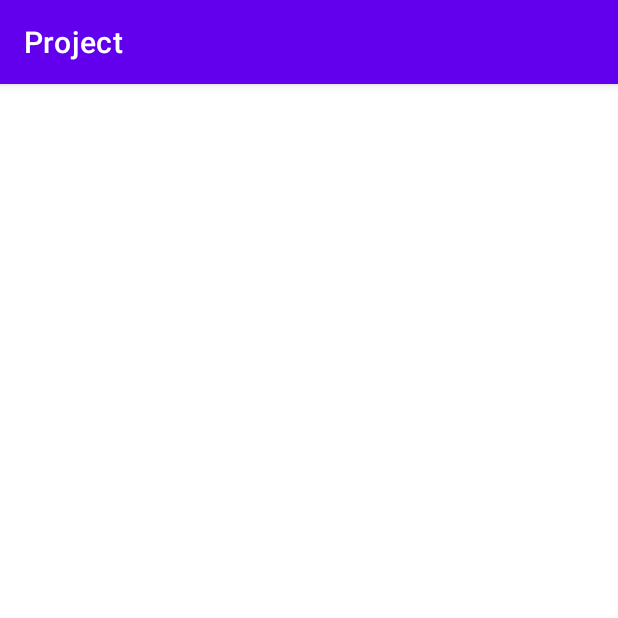
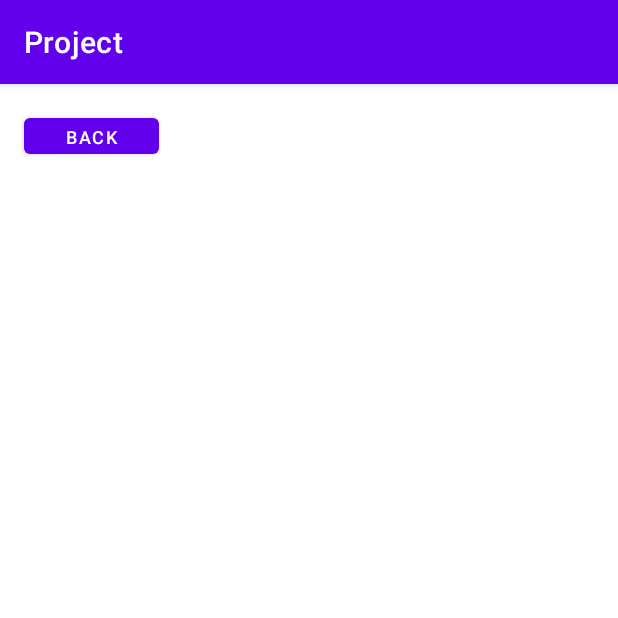
Before and after one commit to Amir228322/Project, an Android app: the opening_main_activity screen opened directly, with no data from a screen before it, on a phone screen of 412 x 824 dp, the top half of it. Run offline under Robolectric (Android 15) with nearby library versions, the phone set to English and light mode, and no system bars.

Commit message:
added back button on opening page

```diff
--- a/app/src/main/java/com/example/project/opening_main_activity.java
+++ b/app/src/main/java/com/example/project/opening_main_activity.java
@@ -2,7 +2,9 @@ package com.example.project;
 
 import androidx.appcompat.app.AppCompatActivity;
 
+import android.content.Intent;
 import android.os.Bundle;
+import android.view.View;
 
 public class opening_main_activity extends AppCompatActivity {
 
@@ -11,4 +13,10 @@ public class opening_main_activity extends AppCompatActivity {
         super.onCreate(savedInstanceState);
         setContentView(R.layout.activity_opening_main_activity);
     }
+
+    public void onClick_opennings_back1(View view) {
+        Intent openings_intent_back1 = new Intent(this, MainActivity.class);
+        startActivity(openings_intent_back1);
+    }
+
 }
--- a/app/src/main/res/layout/activity_opening_main_activity.xml
+++ b/app/src/main/res/layout/activity_opening_main_activity.xml
@@ -6,4 +6,17 @@
     android:layout_height="match_parent"
     tools:context=".opening_main_activity">
 
+    <Button
+        android:id="@+id/back_opening_button_1"
+        android:layout_width="90dp"
+        android:layout_height="36dp"
+        android:onClick="onClick_opennings_back1"
+        android:text="Back"
+        android:textSize="12sp"
+        app:layout_constraintBottom_toBottomOf="parent"
+        app:layout_constraintEnd_toEndOf="parent"
+        app:layout_constraintHorizontal_bias="0.05"
+        app:layout_constraintStart_toStartOf="parent"
+        app:layout_constraintTop_toTopOf="parent"
+        app:layout_constraintVertical_bias="0.023" />
 </androidx.constraintlayout.widget.ConstraintLayout>
```
